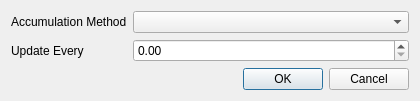
Qt form Code/Mantid/scripts/Interface/ui/reflectometer/refl_live_data.ui (mantidproject/mantid) before a commit.
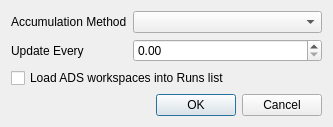
The same form after that commit.

Commit message:
Refs #9167 new option added to options
The live data options dialog is in the process of being converted to a general purpouse options dialog

```diff
--- a/Code/Mantid/scripts/Interface/ui/reflectometer/refl_live_data.ui
+++ b/Code/Mantid/scripts/Interface/ui/reflectometer/refl_live_data.ui
@@ -6,14 +6,17 @@
    <rect>
     <x>0</x>
     <y>0</y>
-    <width>420</width>
-    <height>96</height>
+    <width>333</width>
+    <height>122</height>
    </rect>
   </property>
   <property name="windowTitle">
    <string>Live Data Options</string>
   </property>
   <layout class="QFormLayout" name="layoutLive">
+   <property name="fieldGrowthPolicy">
+    <enum>QFormLayout::AllNonFixedFieldsGrow</enum>
+   </property>
    <item row="0" column="0">
     <widget class="QLabel" name="labelAccMethod">
      <property name="text">
@@ -44,7 +47,7 @@
      </property>
     </widget>
    </item>
-   <item row="2" column="0" colspan="2">
+   <item row="3" column="0" colspan="2">
     <widget class="QDialogButtonBox" name="buttonsLive">
      <property name="orientation">
       <enum>Qt::Horizontal</enum>
@@ -54,6 +57,13 @@
      </property>
     </widget>
    </item>
+   <item row="2" column="0" colspan="2">
+    <widget class="QCheckBox" name="checkBox">
+     <property name="text">
+      <string>Load ADS workspaces into Runs list</string>
+     </property>
+    </widget>
+   </item>
   </layout>
  </widget>
  <resources/>
```
Left out of the diff: 10 changed lines with no effect on the pictures.
